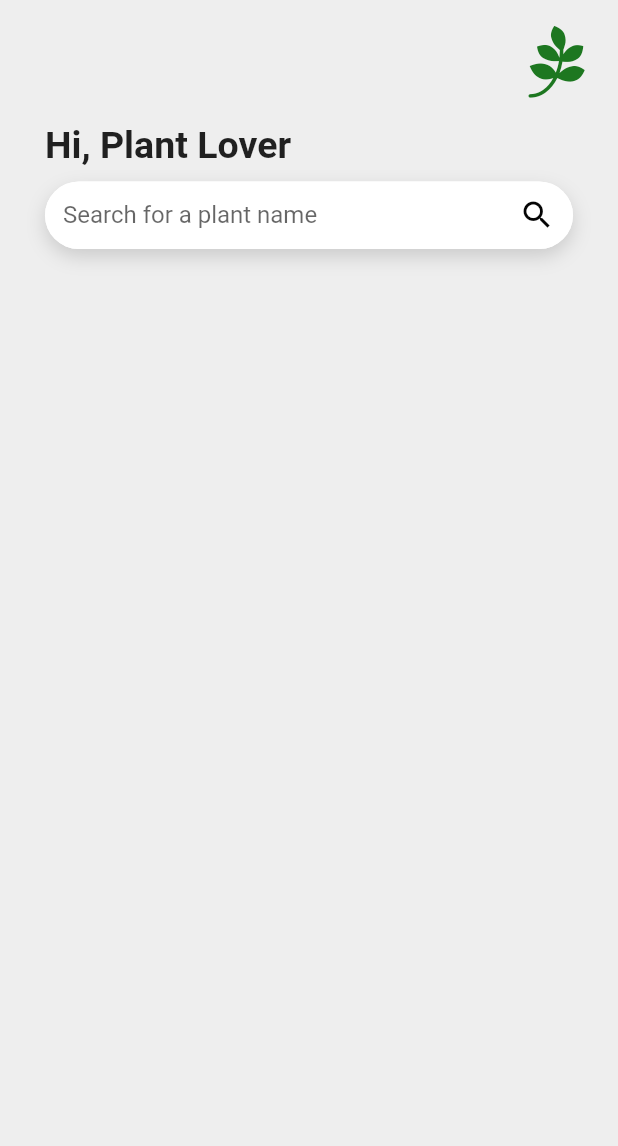
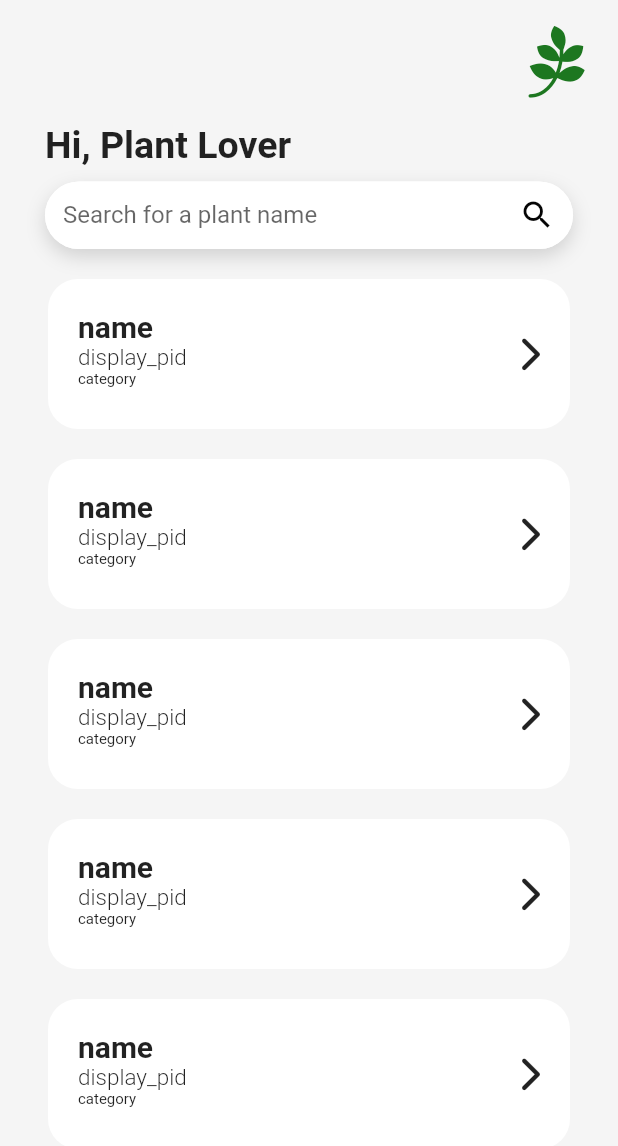
Before and after one commit to nardaibarra/GreenPulse, a Flutter app: the screen it shows after launch, on a phone screen of 412 x 824 dp. Shown: the top 1146 px of the screen. Run offline on Flutter 3.47's test engine with Material 2 defaults, Android fonts, the phone set to English and light mode, and no system bars; our stand-ins replace bloc, flutter_bloc, font_awesome_flutter.

Commit message:
created list view for home and cards ui

```diff
--- /dev/null
+++ b/lib/Widgets/plant_found_card.dart
@@ -0,0 +1,39 @@
+import 'package:flutter/material.dart';
+import 'package:font_awesome_flutter/font_awesome_flutter.dart';
+
+class PlantFoundCard extends StatelessWidget {
+  final Map<String, String> plant;
+  PlantFoundCard({super.key, required this.plant});
+
+  @override
+  Widget build(BuildContext context) {
+    return Container(
+      decoration: BoxDecoration(
+          borderRadius: BorderRadius.all(Radius.circular(20)),
+          color: Colors.white),
+      margin: EdgeInsets.symmetric(horizontal: 32, vertical: 10),
+      padding: EdgeInsets.symmetric(horizontal: 20, vertical: 20),
+      height: 100,
+      child: Row(
+        children: [
+          Expanded(
+            child: Column(
+              crossAxisAlignment: CrossAxisAlignment.start,
+              children: [
+                Text(
+                  "${plant['pid']}",
+                  style: TextStyle(fontSize: 20, fontWeight: FontWeight.bold),
+                ),
+                Text("${plant['display_pid']}",
+                    style:
+                        TextStyle(fontSize: 15, fontWeight: FontWeight.w300)),
+                Text("${plant['category']}", style: TextStyle(fontSize: 10))
+              ],
+            ),
+          ),
+          FaIcon(FontAwesomeIcons.chevronRight)
+        ],
+      ),
+    );
+  }
+}
--- a/lib/screens/home.dart
+++ b/lib/screens/home.dart
@@ -1,5 +1,6 @@
 import 'package:flutter/material.dart';
 import 'package:font_awesome_flutter/font_awesome_flutter.dart';
+import 'package:green_pulse/Widgets/plant_found_card.dart';
 import 'package:green_pulse/repositories/plants_api.dart';
 
 class Home extends StatefulWidget {
@@ -11,10 +12,38 @@ class Home extends StatefulWidget {
 
 class _HomeState extends State<Home> {
   final _searchController = TextEditingController();
+  var _found_plants = [
+    {
+      'pid': 'name',
+      'display_pid': 'display_pid',
+      'category': 'category',
+    },
+    {
+      'pid': 'name',
+      'display_pid': 'display_pid',
+      'category': 'category',
+    },
+    {
+      'pid': 'name',
+      'display_pid': 'display_pid',
+      'category': 'category',
+    },
+    {
+      'pid': 'name',
+      'display_pid': 'display_pid',
+      'category': 'category',
+    },
+    {
+      'pid': 'name',
+      'display_pid': 'display_pid',
+      'category': 'category',
+    }
+  ];
   @override
   Widget build(BuildContext context) {
     return Scaffold(
-      backgroundColor: Colors.grey.shade200,
+      resizeToAvoidBottomInset: false,
+      backgroundColor: Colors.grey.shade100,
       body: Column(
         children: [
           Align(
@@ -61,8 +90,6 @@ class _HomeState extends State<Home> {
                 labelText: 'Search for a plant name',
                 filled: true,
                 fillColor: Colors.white,
-                // focusColor: Colors.grey.shade600,
-                // labelStyle: TextStyle(color: Colors.grey),
                 focusColor: Colors.transparent,
                 enabledBorder: OutlineInputBorder(
                     borderRadius: BorderRadius.circular(30.0),
@@ -88,7 +115,17 @@ class _HomeState extends State<Home> {
                 floatingLabelBehavior: FloatingLabelBehavior.never,
               ),
             ),
-          )
+          ),
+          Container(
+              height: MediaQuery.of(context).size.height - 176,
+              child: ListView.builder(
+                  scrollDirection: Axis.vertical,
+                  itemCount: _found_plants.length,
+                  itemBuilder: (BuildContext context, index) {
+                    return GestureDetector(
+                      child: PlantFoundCard(plant: _found_plants[index]),
+                    );
+                  }))
         ],
       ),
     );
```
